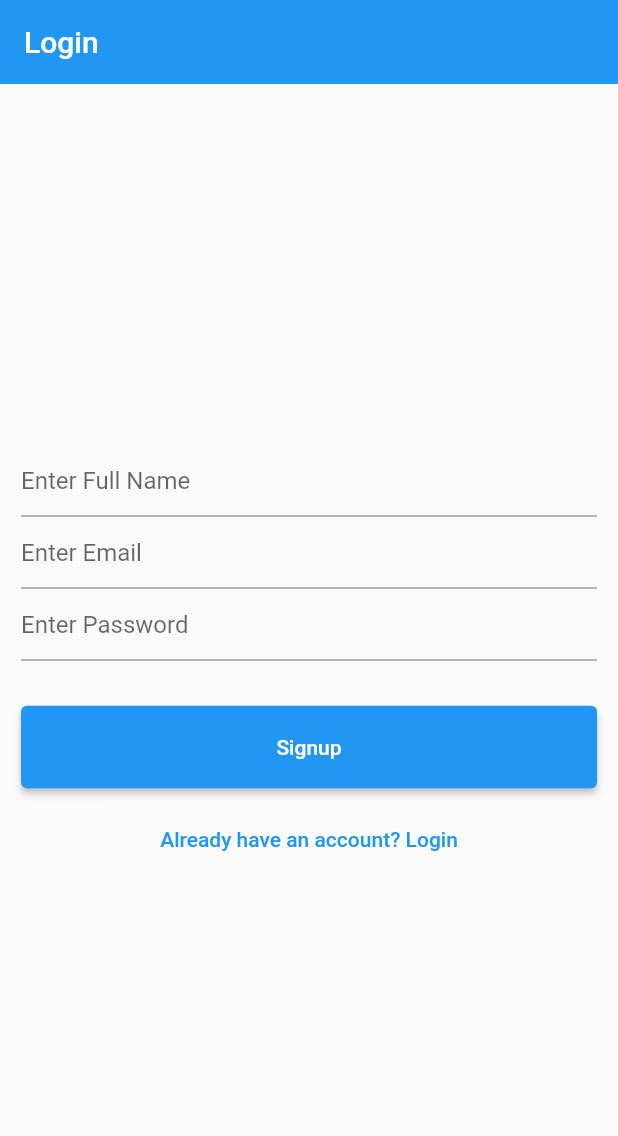
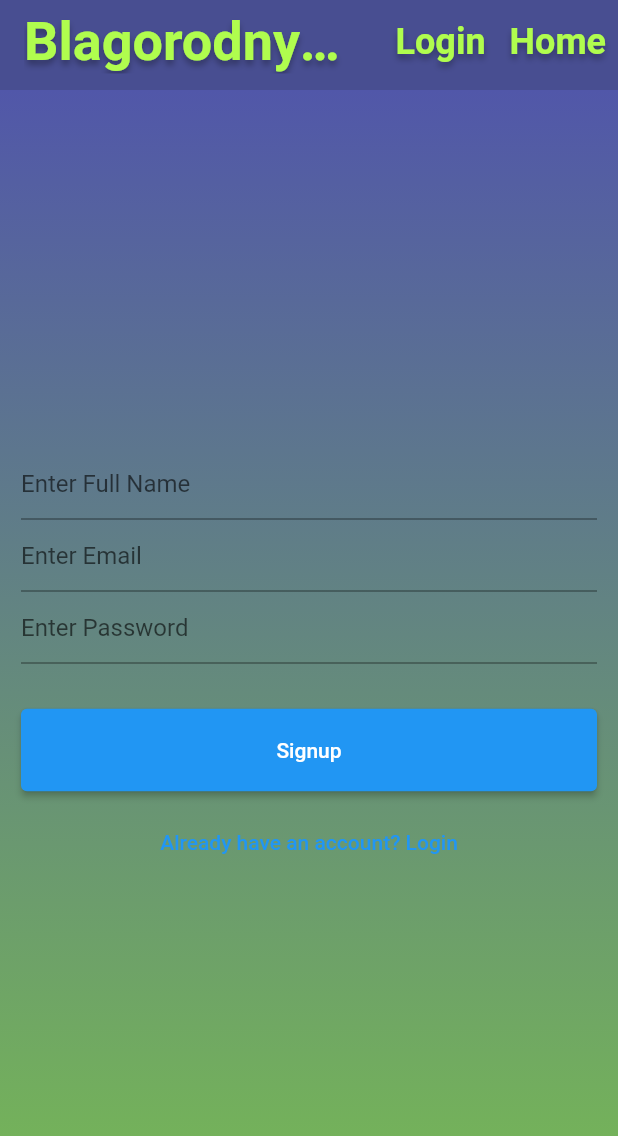
Before and after one commit to Kutsalaba/blagorodnya_game, a Flutter app: the LoginPage screen opened by its route, on a phone screen of 412 x 824 dp. Shown: the top 1136 px of the screen. Run offline on Flutter 3.47's test engine with Material 2 defaults, Android fonts, the phone set to English and light mode, and no system bars; our stand-ins replace cloud_firestore, firebase_auth, firebase_core, go_router, google_fonts, responsive_framework and 1 more; accounts and stored records are empty.

Commit message:
Added correct login. Changed some UI

```diff
--- a/lib/main.dart
+++ b/lib/main.dart
@@ -3,6 +3,7 @@ import 'package:blagorodnya_game/pages/home_page/home_page.dart';
 import 'package:blagorodnya_game/pages/login_page/login_page.dart';
 import 'package:blagorodnya_game/routes/app_route_config.dart';
 import 'package:blagorodnya_game/routes/app_routes.dart';
+import 'package:blagorodnya_game/styles/app_theme_data.dart';
 import 'package:firebase_auth/firebase_auth.dart';
 import 'package:firebase_core/firebase_core.dart';
 import 'package:flutter/material.dart';
@@ -31,9 +32,7 @@ class App extends StatelessWidget {
     return MaterialApp.router(
       debugShowCheckedModeBanner: false,
       title: 'Flutter',
-      theme: ThemeData(
-        primarySwatch: Colors.blue,
-      ),
+      theme: AppThemeData().defaultThemeData,
       routerConfig: AppRoutes.routes,
       // routeInformationParser:
       //     AppRouterConfig.returnRouter(false).routeInformationParser,
--- a/lib/pages/login_page/login_page.dart
+++ b/lib/pages/login_page/login_page.dart
@@ -1,5 +1,10 @@
 import 'package:blagorodnya_game/auth/auth.dart';
+import 'package:blagorodnya_game/routes/app_route_constants.dart';
+import 'package:blagorodnya_game/widgets/app_bar/main_app_bar.dart';
+import 'package:blagorodnya_game/widgets/app_gradient_background.dart';
+import 'package:firebase_auth/firebase_auth.dart';
 import 'package:flutter/material.dart';
+import 'package:go_router/go_router.dart';
 
 class LoginPage extends StatefulWidget {
   const LoginPage({super.key});
@@ -19,14 +24,12 @@ class _LoginPageState extends State<LoginPage> {
   @override
   Widget build(BuildContext context) {
     return Scaffold(
-      appBar: AppBar(
-        elevation: 0,
-        title: Text('Login'),
-      ),
-      body: Form(
+      appBar: MainAppBar(isLogged: login),
+      body: AppGradientBackground(
+        child: Form(
           key: _formKey,
           child: Container(
-          padding: EdgeInsets.all(14),
+            padding: const EdgeInsets.all(14),
             child: Column(
               mainAxisAlignment: MainAxisAlignment.center,
               children: [
@@ -34,8 +37,8 @@ class _LoginPageState extends State<LoginPage> {
                 login
                     ? Container()
                     : TextFormField(
-                      key: ValueKey('fullname'),
-                      decoration: InputDecoration(
+                        key: const ValueKey('fullname'),
+                        decoration: const InputDecoration(
                           hintText: 'Enter Full Name',
                         ),
                         validator: (value) {
@@ -54,8 +57,8 @@ class _LoginPageState extends State<LoginPage> {
 
                 // ======== Email ========
                 TextFormField(
-                key: ValueKey('email'),
-                decoration: InputDecoration(
+                  key: const ValueKey('email'),
+                  decoration: const InputDecoration(
                     hintText: 'Enter Email',
                   ),
                   validator: (value) {
@@ -73,9 +76,9 @@ class _LoginPageState extends State<LoginPage> {
                 ),
                 // ======== Password ========
                 TextFormField(
-                key: ValueKey('password'),
+                  key: const ValueKey('password'),
                   obscureText: true,
-                decoration: InputDecoration(
+                  decoration: const InputDecoration(
                     hintText: 'Enter Password',
                   ),
                   validator: (value) {
@@ -91,10 +94,10 @@ class _LoginPageState extends State<LoginPage> {
                     });
                   },
                 ),
-              SizedBox(
+                const SizedBox(
                   height: 30,
                 ),
-              Container(
+                SizedBox(
                   height: 55,
                   width: double.infinity,
                   child: ElevatedButton(
@@ -105,11 +108,17 @@ class _LoginPageState extends State<LoginPage> {
                             ? AuthServices.signinUser(email, password, context)
                             : AuthServices.signupUser(
                                 email, password, fullname, context);
+
+                        if (FirebaseAuth.instance.currentUser != null) {
+                          GoRouter.of(context)
+                              .go(AppRouteConstants.homeRoutePath);
+                        }
                       }
                     },
-                    child: Text(login ? 'Login' : 'Signup')),
+                    child: Text(login ? 'Login' : 'Signup'),
                   ),
-              SizedBox(
+                ),
+                const SizedBox(
                   height: 10,
                 ),
                 TextButton(
@@ -125,6 +134,7 @@ class _LoginPageState extends State<LoginPage> {
             ),
           ),
         ),
+      ),
     );
   }
 }
--- /dev/null
+++ b/lib/styles/app_colors.dart
@@ -0,0 +1,10 @@
+import 'package:flutter/material.dart';
+
+class AppColors {
+  static const beadedBlueColor = Color(0xff484E91);
+  static const whiteColor = Color(0xffFFFFFF);
+  static const blackColor = Color(0xff000000);
+  static const irradiatedGreenColor = Color(0xffB0FD4E);
+  static const brandywineRaspberryColor = Color(0xff5157A9);
+  static const forestFernColor = Color(0xff77BA53);
+}
--- a/lib/widgets/app_bar/app_bar_text_button.dart
+++ b/lib/widgets/app_bar/app_bar_text_button.dart
@@ -13,7 +13,7 @@ class AppBarTextButton extends StatelessWidget {
   @override
   Widget build(BuildContext context) {
     return TextButton(
-      onPressed: () {},
+      onPressed: () => onPressed.call(),
       style: ButtonStyle(
         overlayColor: MaterialStateProperty.resolveWith<Color>(
           (Set<MaterialState> states) {
@@ -33,7 +33,12 @@ class AppBarTextButton extends StatelessWidget {
           },
         ),
       ),
-      child: Text(text),
+      child: Text(
+        text,
+        style: Theme.of(context).primaryTextTheme.displayLarge?.copyWith(
+              fontSize: 24,
+            ),
+      ),
     );
   }
 }
--- /dev/null
+++ b/lib/widgets/app_gradient_background.dart
@@ -0,0 +1,29 @@
+import 'package:blagorodnya_game/styles/app_colors.dart';
+import 'package:flutter/material.dart';
+
+class AppGradientBackground extends StatelessWidget {
+  const AppGradientBackground({
+    super.key,
+    this.child,
+  });
+
+  final Widget? child;
+
+  @override
+  Widget build(BuildContext context) {
+    return Container(
+      width: double.infinity,
+      decoration: const BoxDecoration(
+        gradient: LinearGradient(
+          begin: Alignment.topCenter,
+          end: Alignment.bottomCenter,
+          colors: [
+            AppColors.brandywineRaspberryColor,
+            AppColors.forestFernColor,
+          ],
+        ),
+      ),
+      child: child,
+    );
+  }
+}
--- a/pubspec.yaml
+++ b/pubspec.yaml
@@ -18,6 +18,7 @@ dependencies:
   responsive_framework: ^0.2.0
   go_router: ^6.0.3
   url_strategy: ^0.2.0
+  google_fonts: ^4.0.3
 
   cupertino_icons: ^1.0.2
 
```
Also changed, not shown: lib/pages/home_page/home_page.dart (+10 -14 lines), lib/styles/app_theme_data.dart (added, +40 -0 lines), lib/widgets/app_bar/main_app_bar.dart (+124 -81 lines), pubspec.lock. Lines whose indentation alone changed are shown as unchanged.
